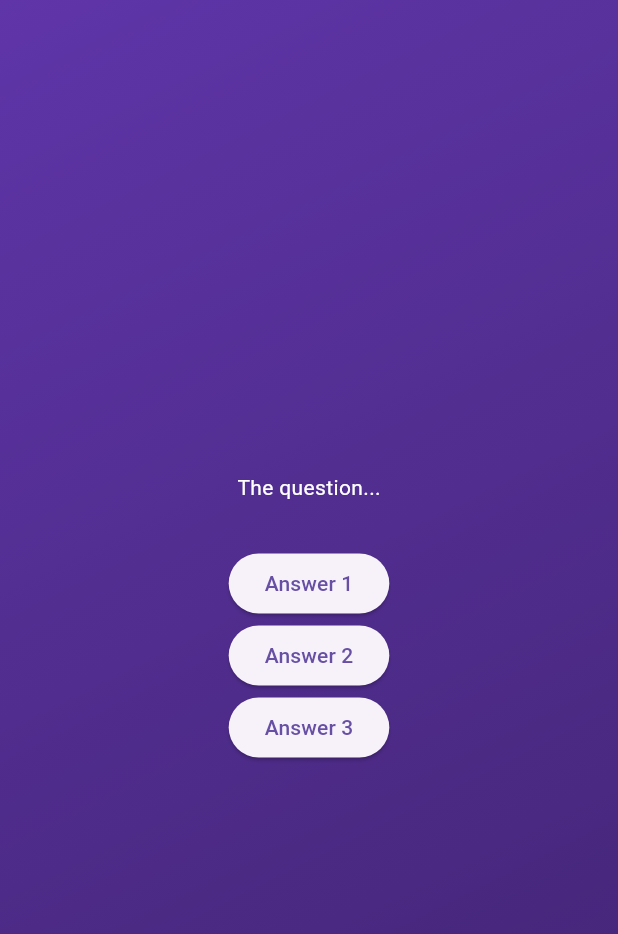
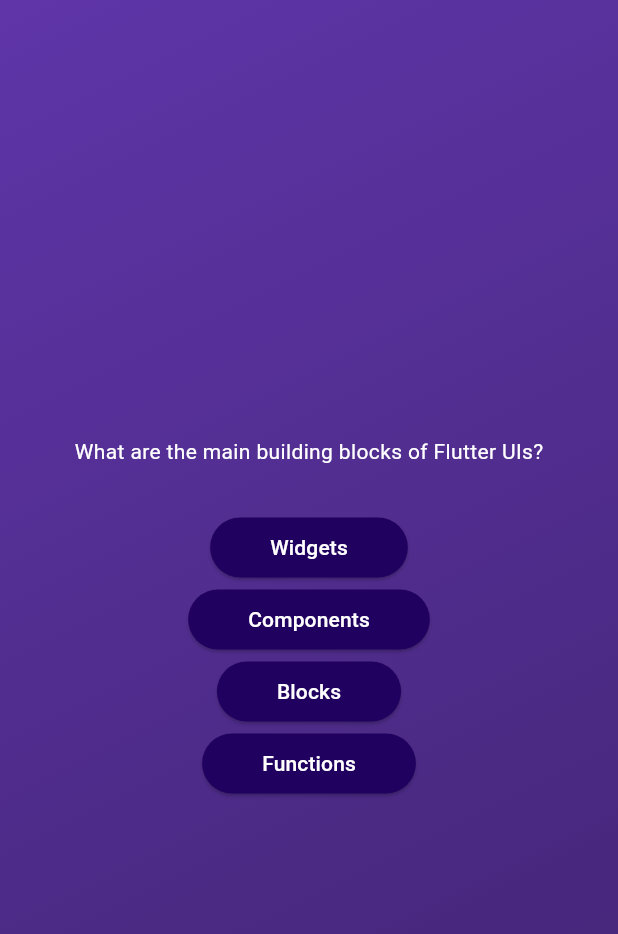
Before and after one commit to kunihei/quiz-flutter, a Flutter app: the screen it shows after launch, after a tap on "Start Quiz", on a phone screen of 412 x 824 dp. Shown: the top 934 px of the screen. Run offline on Flutter 3.47's test engine with Material 3 defaults, Android fonts, the phone set to English and light mode, and no system bars.

Commit message:
動的にボタンを表示するように追加

```diff
--- a/lib/answer_button.dart
+++ b/lib/answer_button.dart
@@ -1,7 +1,6 @@
 import 'package:flutter/material.dart';
 
 class AnswerButton extends StatelessWidget {
-
   // AnswerButton(this.answerText, this.answerAction, {super.key});
   AnswerButton({
     super.key,
@@ -12,13 +11,23 @@ class AnswerButton extends StatelessWidget {
   final String answerText;
   void Function() answerAction;
 
-
   @override
   Widget build(BuildContext context) {
     return ElevatedButton(
-            onPressed: answerAction,
-            style: ElevatedButton.styleFrom(),
-            child: Text(answerText),
-          );;
+      onPressed: answerAction,
+      style: ElevatedButton.styleFrom(
+        padding: EdgeInsets.symmetric(
+          vertical: 10,
+          horizontal: 40,
+        ),
+        backgroundColor: const Color.fromARGB(255, 33, 1, 95),
+        foregroundColor: Colors.white,
+        shape: RoundedRectangleBorder(
+          borderRadius: BorderRadius.circular(40),
+        ),
+      ),
+      child: Text(answerText),
+    );
+    ;
   }
 }
--- /dev/null
+++ b/lib/data/questions.dart
@@ -0,0 +1,55 @@
+import 'package:adv_basics/models/quiz_question.dart';
+
+const questions = [
+  QuizQuestion(
+    'What are the main building blocks of Flutter UIs?',
+    [
+      'Widgets',
+      'Components',
+      'Blocks',
+      'Functions',
+    ],
+  ),
+  QuizQuestion('How are Flutter UIs built?', [
+    'By combining widgets in code',
+    'By combining widgets in a visual editor',
+    'By defining widgets in config files',
+    'By using XCode for iOS and Android Studio for Android',
+  ]),
+  QuizQuestion(
+    'What\'s the purpose of a StatefulWidget?',
+    [
+      'Update UI as data changes',
+      'Update data as UI changes',
+      'Ignore data changes',
+      'Render UI that does not depend on data',
+    ],
+  ),
+  QuizQuestion(
+    'Which widget should you try to use more often: StatelessWidget or StatefulWidget?',
+    [
+      'StatelessWidget',
+      'StatefulWidget',
+      'Both are equally good',
+      'None of the above',
+    ],
+  ),
+  QuizQuestion(
+    'What happens if you change data in a StatelessWidget?',
+    [
+      'The UI is not updated',
+      'The UI is updated',
+      'The closest StatefulWidget is updated',
+      'Any nested StatefulWidgets are updated',
+    ],
+  ),
+  QuizQuestion(
+    'How should you update data inside of StatefulWidgets?',
+    [
+      'By calling setState()',
+      'By calling updateData()',
+      'By calling updateUI()',
+      'By calling updateState()',
+    ],
+  ),
+];
--- /dev/null
+++ b/lib/models/quiz_question.dart
@@ -0,0 +1,7 @@
+class QuizQuestion {
+
+  const QuizQuestion(this.text, this.answers);
+
+  final String text;
+  final List<String> answers;
+}
--- a/lib/questions_screen.dart
+++ b/lib/questions_screen.dart
@@ -1,5 +1,6 @@
 import 'package:flutter/material.dart';
 import 'package:adv_basics/answer_button.dart';
+import 'package:adv_basics/data/questions.dart';
 
 class QuestionsScreen extends StatefulWidget {
   const QuestionsScreen({super.key});
@@ -13,25 +14,41 @@ class QuestionsScreen extends StatefulWidget {
 class _QuestionScreenState extends State<QuestionsScreen> {
   @override
   Widget build(BuildContext context) {
+    final currentQuestion = questions[0];
     return SizedBox(
       width: double.infinity,
       child: Column(
         mainAxisAlignment: MainAxisAlignment.center,
         children: [
           Text(
-            'The question...',
+            currentQuestion.text,
             style: TextStyle(
               color: Colors.white,
             ),
           ),
           SizedBox(height: 30),
-          AnswerButton(answerText: 'Answer 1', answerAction: () {}),
-          AnswerButton(answerText: 'Answer 2', answerAction: () {}),
-          AnswerButton(answerText: 'Answer 3', answerAction: () {}),
-          // AnswerButton('Answer 1', () {}),
+          ...currentQuestion.answers.map((answer) {
+            return AnswerButton(answerText: answer, answerAction: () {});
+          }),
+          // AnswerButton(
+          //   answerText: currentQuestion.answers[0],
+          //   answerAction: () {},
+          // ),
+          // AnswerButton(
+          //   answerText: currentQuestion.answers[1],
+          //   answerAction: () {},
+          // ),
+          // AnswerButton(
+          //   answerText: currentQuestion.answers[2],
+          //   answerAction: () {},
+          // ),
+          // AnswerButton(
+          //   answerText: currentQuestion.answers[3],
+          //   answerAction: () {},
+          // ),
+          // AnswerButton('Answer 1', () {})
           // AnswerButton('Answer 2', () {}),
           // AnswerButton('Answer 3', () {}),
-
         ],
       ),
     );
```
